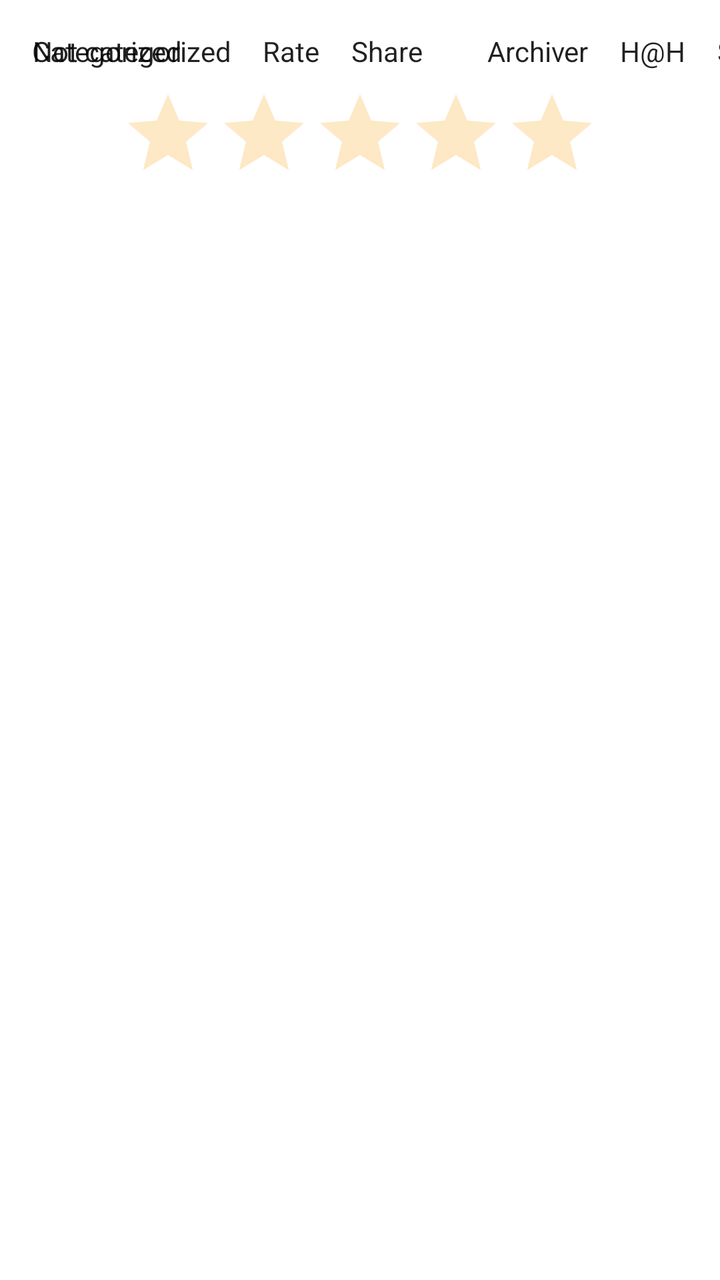
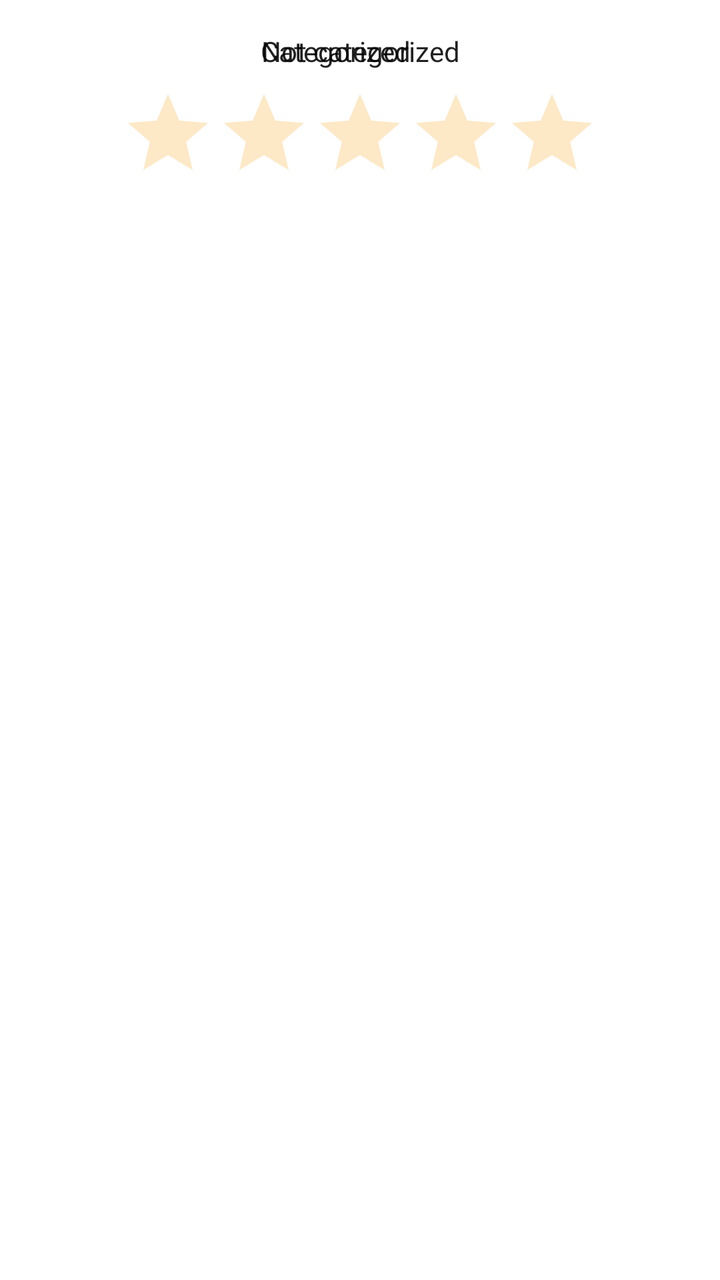

Before-and-after screenshots of an Android layout around one commit, followed by the original layout XML and the change that was made.
<!-- AndroidManifest.xml: application theme AppTheme -->
<!-- res/layout/gallery_detail_actions.xml -->
<?xml version="1.0" encoding="utf-8"?>
<LinearLayout
    xmlns:android="http://schemas.android.com/apk/res/android"
    android:id="@+id/actions"
    android:layout_width="match_parent"
    android:layout_height="match_parent"
    android:orientation="vertical"
    android:paddingTop="@dimen/keyline_margin"
    android:paddingBottom="@dimen/keyline_margin">

    <HorizontalScrollView
        android:id="@+id/actions_scroll_view"
        android:layout_width="wrap_content"
        android:layout_height="wrap_content"
        android:layout_gravity="center_horizontal"
        android:paddingLeft="@dimen/keyline_margin"
        android:paddingRight="@dimen/keyline_margin"
        android:clipToPadding="false"
        android:scrollbars="none">

        <LinearLayout
            android:layout_width="wrap_content"
            android:layout_height="wrap_content"
            android:orientation="horizontal"
            android:divider="@drawable/spacer_keyline"
            android:showDividers="middle">

            <FrameLayout
                android:id="@+id/heart_group"
                android:layout_width="wrap_content"
                android:layout_height="wrap_content">

                <TextView
                    android:id="@+id/heart"
                    android:layout_width="wrap_content"
                    android:layout_height="wrap_content"
                    android:gravity="center_horizontal"
                    android:text="@string/favorited"
                    android:drawablePadding="8dp"
                    android:textColor="?android:attr/textColorPrimary"/>

                <TextView
                    android:id="@+id/heart_outline"
                    android:layout_width="wrap_content"
                    android:layout_height="wrap_content"
                    android:gravity="center_horizontal"
                    android:text="@string/not_favorited"
                    android:drawablePadding="8dp"
                    android:textColor="?android:attr/textColorPrimary"/>

            </FrameLayout>

            <TextView
                android:id="@+id/rate"
                android:layout_width="wrap_content"
                android:layout_height="wrap_content"
                android:gravity="center_horizontal"
                android:text="@string/rate"
                android:drawablePadding="8dp"
                android:textColor="?android:attr/textColorPrimary"/>

            <TextView
                android:id="@+id/share"
                android:layout_width="wrap_content"
                android:layout_height="wrap_content"
                android:gravity="center_horizontal"
                android:text="@string/share"
                android:drawablePadding="8dp"
                android:textColor="?android:attr/textColorPrimary"/>

            <TextView
                android:id="@+id/torrent"
                android:layout_width="wrap_content"
                android:layout_height="wrap_content"
                android:gravity="center_horizontal"
                android:drawablePadding="8dp"
                android:textColor="?android:attr/textColorPrimary"/>

            <TextView
                android:id="@+id/archiver"
                android:layout_width="wrap_content"
                android:layout_height="wrap_content"
                android:text="@string/archiver"
                android:gravity="center_horizontal"
                android:drawablePadding="8dp"
                android:textColor="?android:attr/textColorPrimary"/>

            <TextView
                android:id="@+id/h_h"
                android:layout_width="wrap_content"
                android:layout_height="wrap_content"
                android:text="@string/h_h"
                android:gravity="center_horizontal"
                android:drawablePadding="8dp"
                android:textColor="?android:attr/textColorPrimary"/>

            <TextView
                android:id="@+id/similar"
                android:layout_width="wrap_content"
                android:layout_height="wrap_content"
                android:gravity="center_horizontal"
                android:text="@string/similar_gallery"
                android:drawablePadding="8dp"
                android:textColor="?android:attr/textColorPrimary"/>

            <TextView
                android:id="@+id/search_cover"
                android:layout_width="wrap_content"
                android:layout_height="wrap_content"
                android:gravity="center_horizontal"
                android:text="@string/search_cover"
                android:drawablePadding="8dp"
                android:textColor="?android:attr/textColorPrimary"/>

        </LinearLayout>
    </HorizontalScrollView>

    <androidx.appcompat.widget.AppCompatRatingBar
        android:id="@+id/rating"
        android:layout_width="wrap_content"
        android:layout_height="wrap_content"
        android:layout_marginTop="8dp"
        android:layout_gravity="center_horizontal"
        android:isIndicator="true"
        android:theme="@style/RatingBarTheme"/>

    <TextView
        android:id="@+id/rating_text"
        android:layout_width="wrap_content"
        android:layout_height="wrap_content"
        android:layout_gravity="center_horizontal"
        android:textColor="?android:attr/textColorPrimary"/>

</LinearLayout>
<!-- resources referenced by this layout -->
<resources>
  <dimen name="keyline_margin">16dp</dimen>
  <!-- drawable spacer_keyline (drawable) -->
  <?xml version="1.0" encoding="utf-8"?>
  <shape
      xmlns:android="http://schemas.android.com/apk/res/android"
      android:shape="rectangle">
  
      <size
          android:width="@dimen/keyline_margin"
          android:height="@dimen/keyline_margin"/>
  
      <solid
          android:color="@android:color/transparent"/>
  
  </shape>
  <string name="archiver">Archiver</string>
  <string name="favorited">Categorized</string>
  <string name="h_h">H@H</string>
  <string name="not_favorited">Not categorized</string>
  <string name="rate">Rate</string>
  <string name="search_cover">Search Cover</string>
  <string name="share">Share</string>
  <string name="similar_gallery">Similar</string>
  <style name="RatingBarTheme" parent="ThemeOverlay.AppCompat">
          <item name="colorControlNormal">@color/yellow_800</item>
          <item name="colorControlActivated">@color/yellow_800</item>
      </style>
  <style name="AppTheme" parent="BaseTheme">
          <item name="android:windowBackground">@color/white</item>
      </style>
  <color name="yellow_800">#fff9a825</color>
  <color name="white">#ffffffff</color>
  <color name="colorPrimary">@color/teal_500</color>
  <color name="popupWindow_background_light">#ffF2F2F2</color>
  <style name="ThemeChangeButtonStyleLight" parent="@style/Widget.AppCompat.Button.Borderless.Colored">
          <item name="textColor">@color/colorAccent</item>
          <item name="backgroundColor">@color/white</item>
      </style>
  <color name="colorPrimaryDark">@color/teal_700</color>
  <color name="colorAccent">@color/purple_a200</color>
  <style name="ActionBarStyle" parent="@style/Widget.AppCompat.ActionBar.Solid">
          <item name="background">?attr/toolbarColor</item>
      </style>
  <color name="divider_light">#20000000</color>
  <color name="loading_indicator_blue">#ff1d87e4</color>
  <color name="primary_drawable_light">#8a000000</color>
  <color name="secondary_drawable_light">#42000000</color>
  <color name="content_light">@color/grey_100</color>
  <color name="progress_light">@color/colorAccent</color>
  <color name="guide_bg">#e5009688</color>
  <color name="tag_group_background_light">@color/colorAccent</color>
  <color name="tag_background_light">@color/colorPrimary</color>
  <color name="gallery_detail_button_background_light">@color/grey_100</color>
  <!-- drawable preference_header_background_light (drawable) -->
  <?xml version="1.0" encoding="utf-8"?>
  <selector xmlns:android="http://schemas.android.com/apk/res/android">
  
      <item android:state_activated="true" android:drawable="@drawable/grey_200"/>
      <item android:drawable="@drawable/transparent"/>
  
  </selector>
  <!-- drawable divider_gallery_detail_light (drawable) -->
  <?xml version="1.0" encoding="utf-8"?>
  <shape
      xmlns:android="http://schemas.android.com/apk/res/android">
  
      <solid
          android:color="@color/divider_light"/>
  
      <size
          android:height="1dp"/>
  
  </shape>
  <color name="colorLimitCountBg">#ff009688</color>
  <color name="shape_color_limits">@color/teal_500</color>
  <color name="home_shadow_color">@color/grey_350</color>
  <color name="icon_color">@color/grey_100</color>
  <color name="teal_500">#ff009688</color>
  <color name="teal_700">#ff00796b</color>
  <color name="purple_a200">#ffe040fb</color>
  <color name="grey_100">#fff5f5f5</color>
  <color name="grey_350">#ffcfcfcf</color>
  <!-- unchanged entries left out for length: 1 -->
</resources>

<!-- the commit's change to res/layout/gallery_detail_actions.xml (unified diff, before → after) -->
@@ -25,6 +25,7 @@
             android:divider="@drawable/spacer_keyline"
             android:showDividers="middle">
 
+            
             <FrameLayout
                 android:id="@+id/heart_group"
                 android:layout_width="wrap_content"
@@ -50,68 +51,6 @@
 
             </FrameLayout>
 
-            <TextView
-                android:id="@+id/rate"
-                android:layout_width="wrap_content"
-                android:layout_height="wrap_content"
-                android:gravity="center_horizontal"
-                android:text="@string/rate"
-                android:drawablePadding="8dp"
-                android:textColor="?android:attr/textColorPrimary"/>
-
-            <TextView
-                android:id="@+id/share"
-                android:layout_width="wrap_content"
-                android:layout_height="wrap_content"
-                android:gravity="center_horizontal"
-                android:text="@string/share"
-                android:drawablePadding="8dp"
-                android:textColor="?android:attr/textColorPrimary"/>
-
-            <TextView
-                android:id="@+id/torrent"
-                android:layout_width="wrap_content"
-                android:layout_height="wrap_content"
-                android:gravity="center_horizontal"
-                android:drawablePadding="8dp"
-                android:textColor="?android:attr/textColorPrimary"/>
-
-            <TextView
-                android:id="@+id/archiver"
-                android:layout_width="wrap_content"
-                android:layout_height="wrap_content"
-                android:text="@string/archiver"
-                android:gravity="center_horizontal"
-                android:drawablePadding="8dp"
-                android:textColor="?android:attr/textColorPrimary"/>
-
-            <TextView
-                android:id="@+id/h_h"
-                android:layout_width="wrap_content"
-                android:layout_height="wrap_content"
-                android:text="@string/h_h"
-                android:gravity="center_horizontal"
-                android:drawablePadding="8dp"
-                android:textColor="?android:attr/textColorPrimary"/>
-
-            <TextView
-                android:id="@+id/similar"
-                android:layout_width="wrap_content"
-                android:layout_height="wrap_content"
-                android:gravity="center_horizontal"
-                android:text="@string/similar_gallery"
-                android:drawablePadding="8dp"
-                android:textColor="?android:attr/textColorPrimary"/>
-
-            <TextView
-                android:id="@+id/search_cover"
-                android:layout_width="wrap_content"
-                android:layout_height="wrap_content"
-                android:gravity="center_horizontal"
-                android:text="@string/search_cover"
-                android:drawablePadding="8dp"
-                android:textColor="?android:attr/textColorPrimary"/>
-
         </LinearLayout>
     </HorizontalScrollView>
 
<!-- resource entries referenced after the edit -->
@@ -15,14 +15,8 @@
           android:color="@android:color/transparent"/>
   
   </shape>
-  <string name="archiver">Archiver</string>
   <string name="favorited">Categorized</string>
-  <string name="h_h">H@H</string>
   <string name="not_favorited">Not categorized</string>
-  <string name="rate">Rate</string>
-  <string name="search_cover">Search Cover</string>
-  <string name="share">Share</string>
-  <string name="similar_gallery">Similar</string>
   <style name="RatingBarTheme" parent="ThemeOverlay.AppCompat">
           <item name="colorControlNormal">@color/yellow_800</item>
           <item name="colorControlActivated">@color/yellow_800</item>
